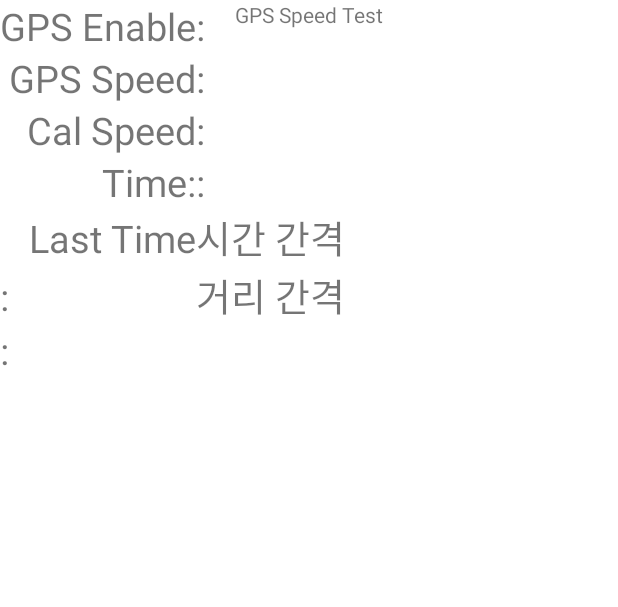
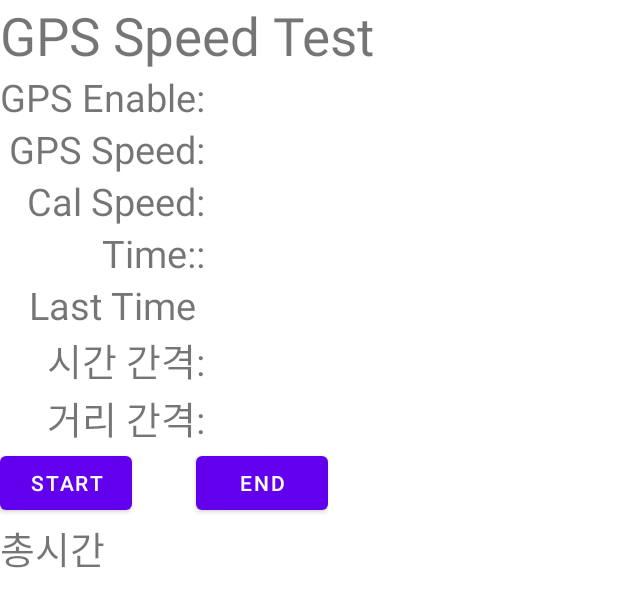
Before and after one commit to JUNGSUNWOO/ESE, an Android app: the layout activity_main.xml on its own in the app's theme, with its tools: preview values and no code run, on a phone screen of 412 x 824 dp. Shown: the top 607 px of the screen. Run offline under Robolectric (Android 15) with nearby library versions, the phone set to English and light mode, and no system bars.

Commit message:
gps 기반 speed구현

```diff
--- a/speed/app/src/main/AndroidManifest.xml
+++ b/speed/app/src/main/AndroidManifest.xml
@@ -12,7 +12,7 @@
         android:roundIcon="@mipmap/ic_launcher_round"
         android:supportsRtl="true"
         android:theme="@style/Theme.Speed">
-        <activity android:name=".GPS">
+        <activity android:name=".GPS2">
             <intent-filter>
                 <action android:name="android.intent.action.MAIN" />
 
--- a/speed/app/src/main/res/layout/activity_main.xml
+++ b/speed/app/src/main/res/layout/activity_main.xml
@@ -1,13 +1,15 @@
 <?xml version="1.0" encoding="utf-8"?>
-<androidx.constraintlayout.widget.ConstraintLayout xmlns:android="http://schemas.android.com/apk/res/android"
+<LinearLayout xmlns:android="http://schemas.android.com/apk/res/android"
     xmlns:app="http://schemas.android.com/apk/res-auto"
     xmlns:tools="http://schemas.android.com/tools"
     android:layout_width="match_parent"
     android:layout_height="match_parent"
-    tools:context=".GPS">
+    android:orientation="vertical"
+    tools:context=".GPS2">
 
     <TextView
         android:id="@+id/tvtitle"
+        android:textSize="35dp"
         android:layout_width="wrap_content"
         android:layout_height="wrap_content"
         android:text="GPS Speed Test"
@@ -71,6 +73,15 @@
             android:textSize="25dp"
             android:text="Last Time" />
 
+
+
+        <LinearLayout
+            android:orientation="vertical"
+            android:layout_height="wrap_content"
+            android:layout_width="wrap_content" >
+
+        </LinearLayout>
+
         <TextView
             android:id="@+id/tvTimeDifLabel"
             android:layout_gravity="right"
@@ -93,8 +104,27 @@
             android:textSize="25dp"
             android:text=":" />
 
+        <Button
+            android:id="@+id/btn"
+            android:text="start"
+            android:layout_width="wrap_content"
+            android:layout_height="wrap_content" />
+
+        <Button
+            android:id="@+id/btn_end"
+            android:text="end"
+            android:layout_width="wrap_content"
+            android:layout_height="wrap_content" />
+
+        <TextView
+            android:id="@+id/tvSumTime"
+            android:text="총시간"
+            android:textSize="25dp"
+            android:layout_width="wrap_content"
+            android:layout_height="wrap_content" />
+
 
 
     </GridLayout>
 
-</androidx.constraintlayout.widget.ConstraintLayout>
+</LinearLayout>
```
Also changed, not shown: speed/app/src/main/java/com/example/speed/GPS2.java (+30 -2 lines).
